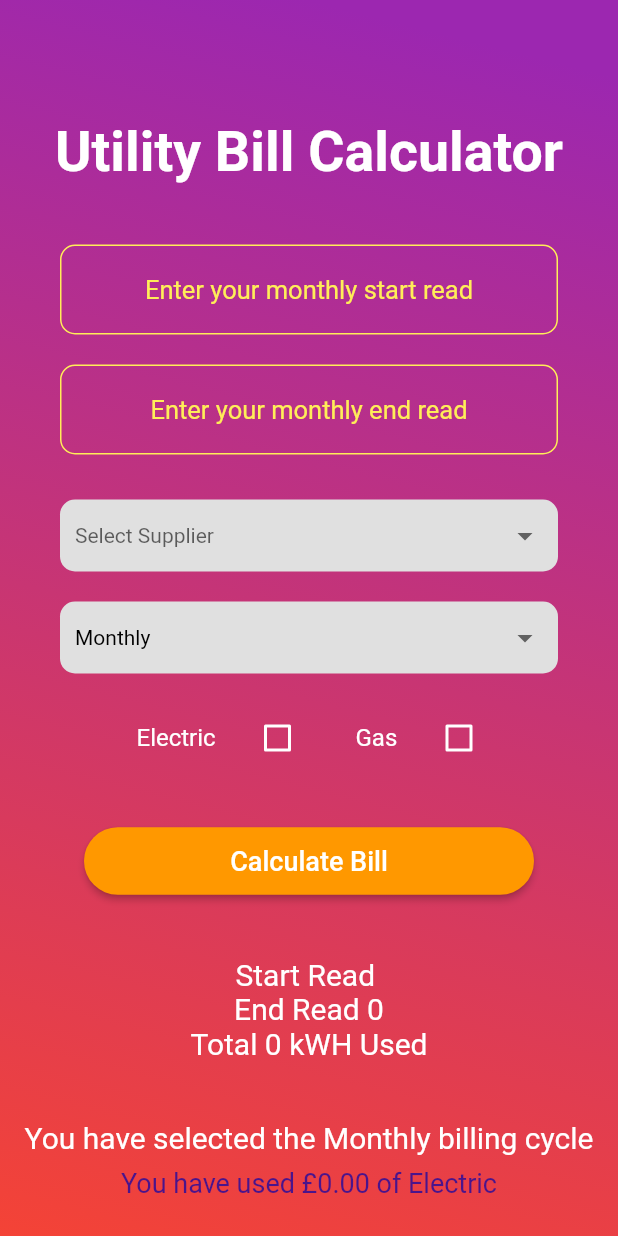
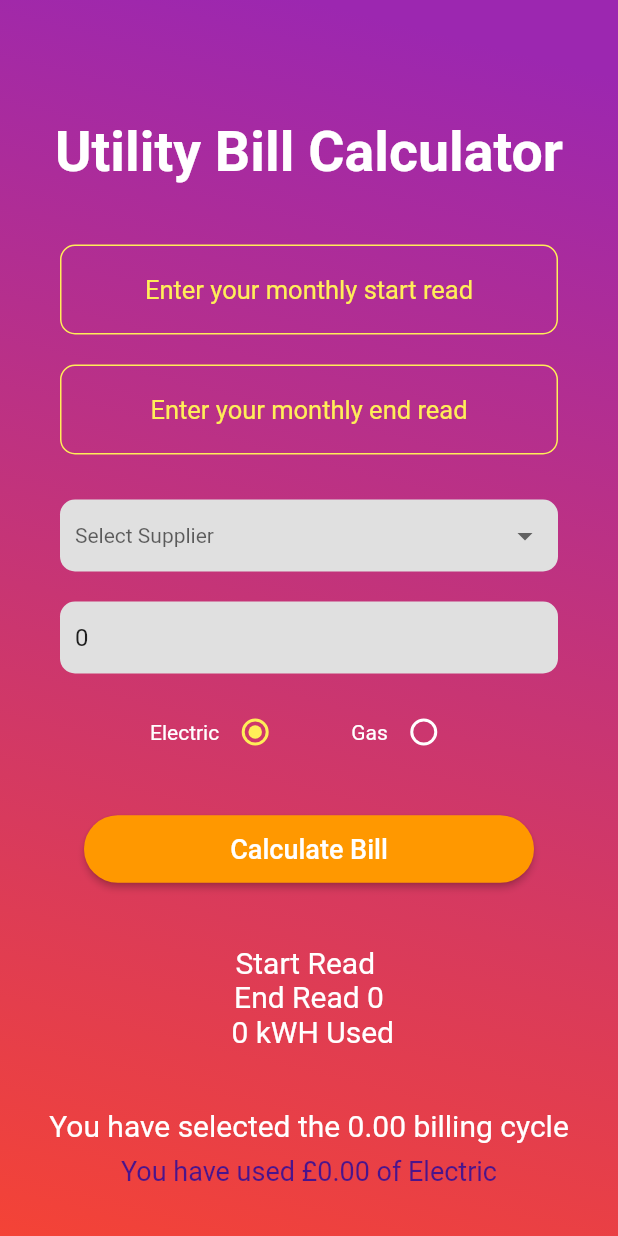
Before and after one commit to Basit-Dev/git_test, a Flutter app: the screen it shows after launch, after a tap on "Calculate Bill", on a phone screen of 412 x 824 dp. Run offline on Flutter 3.47's test engine with Material 2 defaults, Android fonts, the phone set to English and light mode, and no system bars.

Commit message:
Removed checkboxes and added radio buttons

```diff
--- a/lib/homePage.dart
+++ b/lib/homePage.dart
@@ -1,18 +1,9 @@
 import 'package:flutter/material.dart';
 import 'package:flutter/services.dart';
-
 
 class HomePage extends StatefulWidget {
   @override
   _HomePageState createState() => _HomePageState();
-}
-
-class Bulb {
-  //double total = kwh * 30;
-  // This is a ew dit
-
-
-
 }
 
 class _HomePageState extends State<HomePage> {
@@ -23,6 +14,8 @@ class _HomePageState extends State<HomePage> {
     myControllerStartRead = TextEditingController();
     myControllerEndRead = TextEditingController();
     myControllerSupplier = TextEditingController();
+    myControllerPeriod = TextEditingController(text: '0');
+    radioBtn = 1;
   }
 
   @override
@@ -32,6 +25,7 @@ class _HomePageState extends State<HomePage> {
     myControllerStartRead.dispose();
     myControllerEndRead.dispose();
     myControllerSupplier.dispose();
+    myControllerPeriod.dispose();
 
     super.dispose();
   }
@@ -88,66 +82,17 @@ class _HomePageState extends State<HomePage> {
     return formWidget;
   }
 
-  String selectedPeriod = 'Monthly';
-  //var selectedColor;
+  double selectedPeriod = 0;
 
-  List<DropdownMenuItem<String>> periodList = [];
+  int radioBtn;
 
-// Create the form values
-  void loadPeriodList() {
-    periodList = [];
-    periodList.add(new DropdownMenuItem(
-      child: new Text('Yearly'),
-      value: 'Yearly',
-    ));
-    periodList.add(new DropdownMenuItem(
-      child: new Text('Monthly'),
-      value: 'Monthly',
-    ));
-    periodList.add(new DropdownMenuItem(
-      child: new Text(
-        'Weekly',
-      ),
-      value: 'Weekly',
-    ));
-  }
-
-  // Create the form charateristics
-  List<Widget> getPeriodWidget() {
-    List<Widget> periodWidget = new List();
-
-    periodWidget.add(new DropdownButtonHideUnderline(
-      child: DropdownButton(
-        hint: new Text('Select Period'),
-        style: TextStyle(
-          color: Colors.black,
-        ),
-        items: periodList,
-        value: selectedPeriod,
-        onChanged: (value) {
-          setState(() {
-            selectedPeriod = value;
-            //selectedColor = Colors.black;
-          });
-        },
-        isExpanded: true,
-      ),
-    ));
-
-    return periodWidget;
-  }
-
-  bool electric = false;
-  bool gas = false;
-
-//void setState(Null Function() param0) {}
-
-  double padValue = 0;
+  //double padValue = 0;
 
   // Retrive text with getter
   var myControllerStartRead = TextEditingController();
   var myControllerEndRead = TextEditingController();
   var myControllerSupplier = TextEditingController();
+  var myControllerPeriod = TextEditingController();
 
   int startRead = 0;
   int endRead = 0;
@@ -155,20 +100,27 @@ class _HomePageState extends State<HomePage> {
   static int total = 0;
 
   static double electricKwh = 0.20;
-  double standingCharge = 0.26;
-  double electricCost = 0;
+  double eSCharge = 0.26;
 
-  electricUsed() {
+  double gasM3 = 0.18;
+  double gSCharge = 0.20;
 
-    if ( selectedPeriod == 'Monthly' && electric == true) {
-      return  (total * electricKwh )+ (standingCharge * 30);
+  double energyCost = 0;
 
-    } else if (selectedPeriod == 'Weekly'){
-      return electricCost / 4;
+  energyUsedCalc() {
+    if (radioBtn == 1) {
+      return (total * electricKwh) + (eSCharge * selectedPeriod);
     } else {
-      return (total * electricKwh) * 12;
+      return (total * gasM3) + (gSCharge * selectedPeriod);
+    }
   }
 
+  totalCalcFunction() {
+    if (radioBtn == 1) {
+      Text('Total $total kWH Used');
+    } else {
+      Text('Total $total M3 Used');
+    }
   }
 
   var _font = TextStyle(
@@ -176,12 +128,17 @@ class _HomePageState extends State<HomePage> {
     color: Colors.white,
   );
 
-//double totalRead = (startRead + endRead) as double;
-//int c = int.parse(startRead);
+  String cost = '';
+
+  setRadioBtn(int val) {
+    setState(() {
+      radioBtn = val;
+    });
+  }
+
   @override
   Widget build(BuildContext context) {
     loadSupplierList();
-    loadPeriodList();
 
     return Scaffold(
       key: formKey,
@@ -336,14 +293,29 @@ class _HomePageState extends State<HomePage> {
                     data: Theme.of(context).copyWith(
                       canvasColor: Colors.grey[300],
                     ),
+                    child: Container(
                       child: Column(
                         children: <Widget>[
-                        Form(
-                          child: Column(
-                            children: getPeriodWidget(),
+                          TextField(
+                            decoration:
+                                InputDecoration(border: InputBorder.none),
+                            style: TextStyle(
+                              decoration: TextDecoration.none,
                             ),
+                            keyboardType: TextInputType.number,
+                            onChanged: (period) {
+                              setState(() {
+                                selectedPeriod = period as double;
+                                print('$selectedPeriod');
+                              });
+                            },
+                            controller: myControllerPeriod,
+                            inputFormatters: <TextInputFormatter>[
+                              WhitelistingTextInputFormatter.digitsOnly
+                            ],
                           ),
                         ],
+                      ),
                     ),
                   ),
                 ),
@@ -353,59 +325,44 @@ class _HomePageState extends State<HomePage> {
                 data: ThemeData(
                   unselectedWidgetColor: Colors.white,
                 ),
+                child: Row(
+                  children: <Widget>[
+                    Container(
                       child: Padding(
-                    padding: const EdgeInsets.fromLTRB(30, 0, 0, 0),
-                    child: Row(
-                      mainAxisAlignment: MainAxisAlignment.spaceEvenly,
-                      children: <Widget>[
-                        Expanded(
-                          child: CheckboxListTile(
-                            value: electric,
-                            onChanged: (bool value) {
-                              setState(() {
-                                electric = value;
-                              });
-                            },
-                            title: Padding(
-                              padding: const EdgeInsets.fromLTRB(45, 0, 0, 0),
+                        padding: const EdgeInsets.fromLTRB(100, 0, 0, 0),
                         child: Text(
                           'Electric',
                           style: TextStyle(color: Colors.white),
                         ),
                       ),
-                            //controlAffinity: ListTileControlAffinity.leading,
-                            //checkColor: Colors.orange,
-                            activeColor: Colors.purple,
                     ),
-                        ),
-                        Expanded(
+                    Radio(
+                        value: 1,
+                        groupValue: radioBtn,
+                        activeColor: Colors.yellow[400],
+                        //focusColor: Colors.white,
+                        onChanged: (val) {
+                          setRadioBtn(val);
+                        }),
+                    Container(
                       child: Padding(
-                            padding: const EdgeInsets.fromLTRB(0, 0, 70, 0),
-                            child: CheckboxListTile(
-                              value: gas,
-                              onChanged: (bool value) {
-                                setState(() {
-                                  gas = value;
-                                });
-                              },
-                              title: Padding(
-                                padding: const EdgeInsets.all(0),
+                        padding: const EdgeInsets.fromLTRB(40, 0, 0, 0),
                         child: Text(
                           'Gas',
                           style: TextStyle(color: Colors.white),
                         ),
                       ),
-                              //controlAffinity: ListTileControlAffinity.leading,
-                              //checkColor: Colors.orange,
-                              activeColor: Colors.purple,
                     ),
-                          ),
-                        )
+                    Radio(
+                        value: 2,
+                        groupValue: radioBtn,
+                        activeColor: Colors.yellow[400],
+                        onChanged: (val) {
+                          setRadioBtn(val);
+                        }),
                   ],
                 ),
-                  ),
-                ),
-              ),
+              )),
               Padding(
                 padding: const EdgeInsets.fromLTRB(40, 30, 40, 40),
                 child: Column(
@@ -423,15 +380,11 @@ class _HomePageState extends State<HomePage> {
                           startRead = int.parse(myControllerStartRead.text);
                           endRead = int.parse(myControllerEndRead.text);
                           total = endRead - startRead;
-                          electricCost = electricUsed();
+                          selectedPeriod =
+                              double.parse(myControllerPeriod.text);
+                          energyCost = energyUsedCalc();
                           print('Total $total');
                           myControllerStartRead.text;
-                          //myControllerStartRead.clear();
-                          //myControllerEndRead.clear();
-                          //selectedSupplier = null;
-                          //selectedPeriod = null;
-                          //electric = false;
-                          //gas = false;
                         });
                       },
                       splashColor: Colors.purple,
@@ -447,7 +400,8 @@ class _HomePageState extends State<HomePage> {
               ),
               Padding(
                 padding: const EdgeInsets.fromLTRB(40, 0, 40, 40),
-                child: Column(children: [
+                child: Column(
+                  children: [
                     //('start $start'),
                     Text(
                       'Start Read $start',
@@ -457,28 +411,29 @@ class _HomePageState extends State<HomePage> {
                       'End Read $endRead',
                       style: _font,
                     ),
+
                     Text(
-                    'Total $total kWH Used',
+                      ' $total kWH Used',
                       style: _font,
                     ),
-                ]),
+                  ],
+                ),
               ),
               Container(
                 child: Column(
                   mainAxisAlignment: MainAxisAlignment.center,
                   children: <Widget>[
                     Text(
-                      'You have selected the $selectedPeriod billing cycle',
+                      'You have selected the ${selectedPeriod.toStringAsFixed(2)} billing cycle',
                       style: _font,
                     ),
                     Padding(
                       padding: const EdgeInsets.all(8.0),
                       child: Text(
-                        'You have used £${electricCost.toStringAsFixed(2)} of Electric',
-
+                        'You have used £${energyCost.toStringAsFixed(2)} of Electric',
                         style: TextStyle(
-                          fontSize: 18.0,color: Colors.purple[900],
-
+                          fontSize: 18.0,
+                          color: Colors.purple[900],
                         ),
                       ),
                     )
```
Lines whose indentation alone changed are shown as unchanged.
